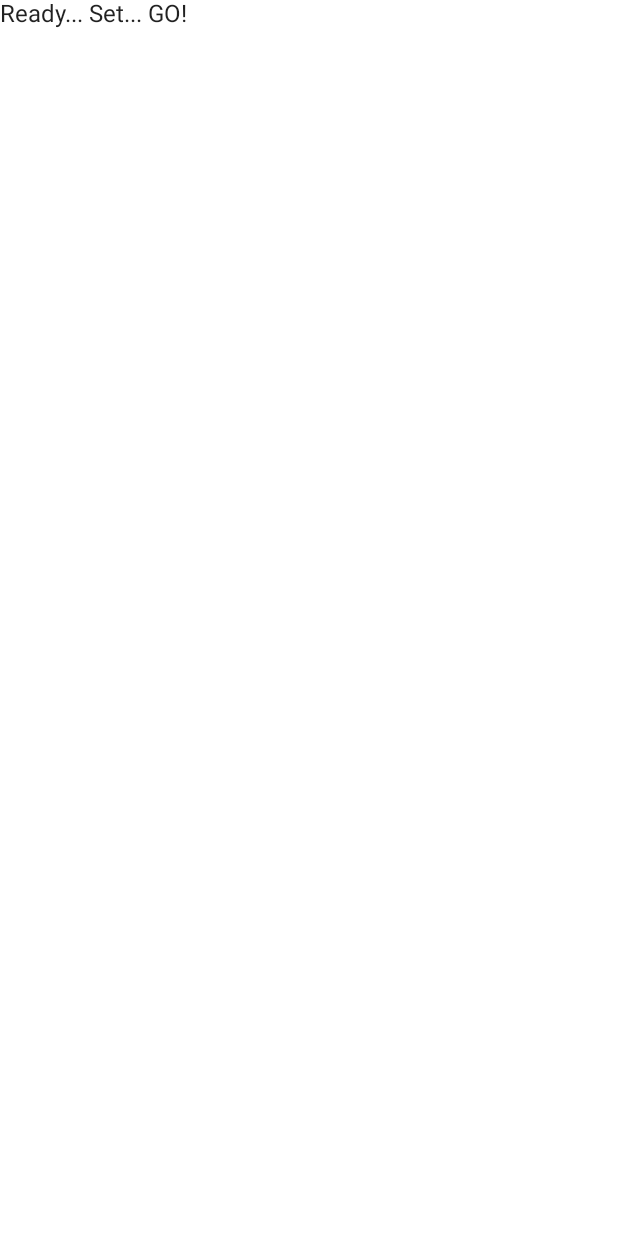
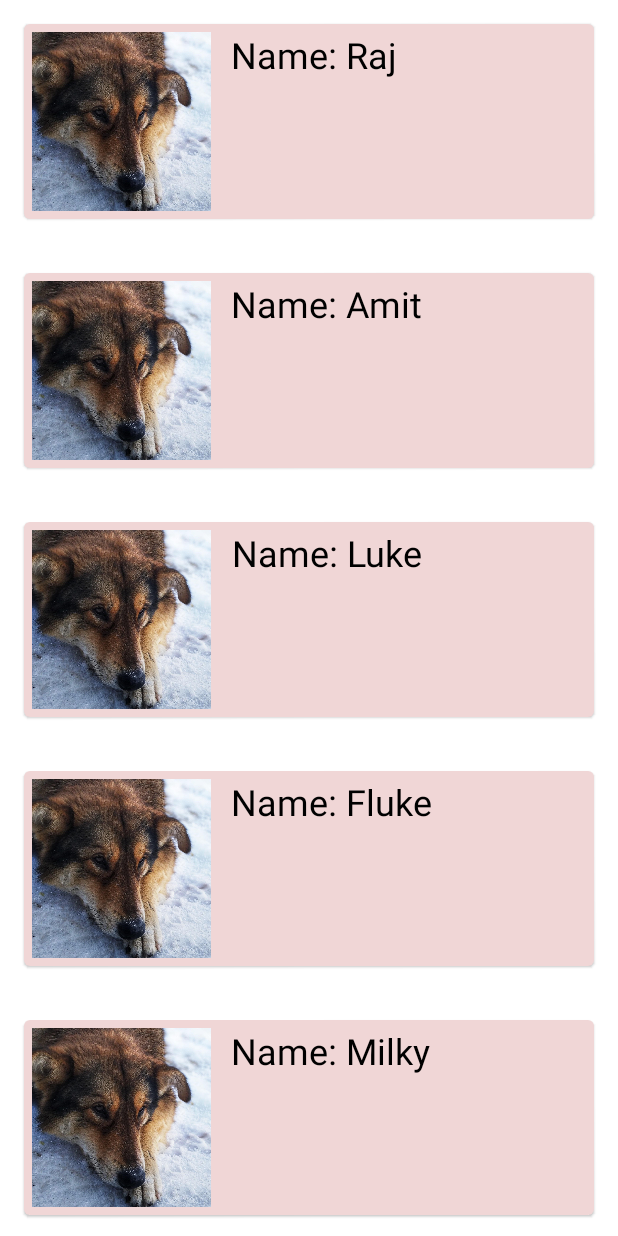
Before and after one commit to MrRobo24/ComposeWeekOne, an Android app built with Jetpack Compose: the screen it shows after launch (MainActivity), on a phone screen of 412 x 824 dp. Before the commit the screen is almost empty. Run offline under Robolectric (Android 15) with nearby library versions, the phone set to English and light mode, and no system bars.

Commit message:
task update

```diff
--- a/app/build.gradle
+++ b/app/build.gradle
@@ -78,4 +78,5 @@ dependencies {
 
     androidTestImplementation 'androidx.test.ext:junit:1.1.2'
     androidTestImplementation "androidx.compose.ui:ui-test-junit4:$compose_version"
+
 }
--- a/app/src/main/AndroidManifest.xml
+++ b/app/src/main/AndroidManifest.xml
@@ -29,6 +29,12 @@
                 <category android:name="android.intent.category.LAUNCHER" />
             </intent-filter>
         </activity>
+
+        <activity
+            android:name="com.example.androiddevchallenge.PuppyDesc"
+            android:label="@string/app_name"
+            android:theme="@style/Theme.AndroidDevChallenge.NoActionBar">
+        </activity>
     </application>
 
 </manifest>
--- /dev/null
+++ b/app/src/main/java/com/example/androiddevchallenge/Data.kt
@@ -0,0 +1,20 @@
+package com.example.androiddevchallenge
+
+class Data {
+
+    companion object {
+        var curr: PuppyModel? = null
+    }
+
+    fun populateData(): ArrayList<PuppyModel> {
+        val puppies = arrayListOf<PuppyModel>()
+        puppies.add(PuppyModel("Raj", "Brown Dog", "Brown", 4))
+        puppies.add(PuppyModel("Amit", "Black Dog", "Black", 2))
+        puppies.add(PuppyModel("Luke", "Lucky Dog", "Grey", 5))
+        puppies.add(PuppyModel("Fluke", "Black Dog", "Black", 2))
+        puppies.add(PuppyModel("Milky", "Grey Dog", "Grey", 2))
+        puppies.add(PuppyModel("Snowy", "White Dog", "White", 6))
+
+        return puppies
+    }
+}
--- a/app/src/main/java/com/example/androiddevchallenge/MainActivity.kt
+++ b/app/src/main/java/com/example/androiddevchallenge/MainActivity.kt
@@ -15,47 +15,165 @@
  */
 package com.example.androiddevchallenge
 
+import android.content.Intent
 import android.os.Bundle
 import androidx.activity.compose.setContent
 import androidx.appcompat.app.AppCompatActivity
-import androidx.compose.material.MaterialTheme
-import androidx.compose.material.Surface
+import androidx.compose.foundation.Image
+import androidx.compose.foundation.clickable
+import androidx.compose.foundation.layout.*
+import androidx.compose.foundation.lazy.LazyColumn
+import androidx.compose.foundation.lazy.items
+import androidx.compose.foundation.shape.RoundedCornerShape
+import androidx.compose.material.Card
 import androidx.compose.material.Text
 import androidx.compose.runtime.Composable
+import androidx.compose.ui.Alignment
+import androidx.compose.ui.Modifier
+import androidx.compose.ui.graphics.Color
+import androidx.compose.ui.layout.ContentScale
+import androidx.compose.ui.res.painterResource
+import androidx.compose.ui.text.TextStyle
+import androidx.compose.ui.text.style.TextAlign
 import androidx.compose.ui.tooling.preview.Preview
+import androidx.compose.ui.unit.dp
+import androidx.compose.ui.unit.sp
 import com.example.androiddevchallenge.ui.theme.MyTheme
 
+
 class MainActivity : AppCompatActivity() {
+
+
     override fun onCreate(savedInstanceState: Bundle?) {
         super.onCreate(savedInstanceState)
+        val puppies = Data().populateData()
         setContent {
             MyTheme {
-                MyApp()
-            }
+                MyApp(puppies = puppies)
             }
         }
     }
 
+
     // Start building your app here!
     @Composable
-fun MyApp() {
-    Surface(color = MaterialTheme.colors.background) {
-        Text(text = "Ready... Set... GO!")
+    fun MyApp(
+        modifier: Modifier = Modifier,
+        puppies: ArrayList<PuppyModel>
+    ) {
+
+        LazyColumn(
+            verticalArrangement = Arrangement.spacedBy(4.dp),
+            modifier = Modifier.fillMaxWidth()
+        ) {
+
+
+            items(puppies) { puppy ->
+                PuppyRow(puppy)
+
             }
         }
+    }
+
+    @Composable
+    fun PuppyRow(
+        puppy: PuppyModel
+    ) {
+
+
+        Card(
+            shape = RoundedCornerShape(4.dp),
+            backgroundColor = Color(0xFFF0D6D6),
+            modifier = Modifier
+                .fillMaxWidth()
+                .padding(16.dp)
+                .clickable(onClick = {
+                    val intent = Intent(this@MainActivity, PuppyDesc::class.java)
+                    Data.curr = puppy
+                    startActivity(intent)
+                })
+        ) {
+            Row {
+
+                Image(
+                    painter = painterResource(R.drawable.dogimg),
+                    contentDescription = "dog image",
+                    modifier = Modifier
+                        .height(130.dp)
+                        .width(130.dp)
+                        .padding(5.dp),
+                    contentScale = ContentScale.Crop,
+                )
+
+                Text(
+                    text = "Name: ${puppy.name}",
+                    modifier = Modifier.padding(8.dp),
+                    style = TextStyle(
+                        fontSize = 24.sp, color = Color.Black
+                    ),
+                    textAlign = TextAlign.Center
+                )
+
+            }
+        }
+
+    }
+
+
+    @Composable
+    fun MyDescription(puppy: PuppyModel) {
+        Card(
+            shape = RoundedCornerShape(4.dp),
+            backgroundColor = Color(0xFFF0D6D6),
+            modifier = Modifier
+                .fillMaxWidth()
+                .padding(16.dp)
+        ) {
+            Column {
+
+                Image(
+                    painter = painterResource(R.drawable.dogimg),
+                    contentDescription = "dog image",
+                    modifier = Modifier
+                        .height(130.dp)
+                        .width(130.dp)
+                        .padding(5.dp),
+                    contentScale = ContentScale.Crop,
+                    alignment = Alignment.TopCenter
+                )
+
+                Row {
+                    Text(
+                        text = "Name: ${puppy.name}",
+                        modifier = Modifier.padding(8.dp),
+                        style = TextStyle(
+                            fontSize = 24.sp, color = Color.Black
+                        ),
+                        textAlign = TextAlign.Center
+                    )
+                }
+
+
+            }
+        }
+    }
+
 
     @Preview("Light Theme", widthDp = 360, heightDp = 640)
     @Composable
     fun LightPreview() {
+        val puppies = Data().populateData()
         MyTheme {
-        MyApp()
+            MyApp(puppies = puppies)
         }
     }
 
     @Preview("Dark Theme", widthDp = 360, heightDp = 640)
     @Composable
     fun DarkPreview() {
+        val puppies = Data().populateData()
         MyTheme(darkTheme = true) {
-        MyApp()
+            MyApp(puppies = puppies)
         }
     }
+}
--- /dev/null
+++ b/app/src/main/java/com/example/androiddevchallenge/PuppyModel.kt
@@ -0,0 +1,8 @@
+package com.example.androiddevchallenge
+
+data class PuppyModel(
+    val name: String,
+    val breed: String,
+    val color: String,
+    val age: Int
+)
```
Also changed, not shown: app/src/main/java/com/example/androiddevchallenge/PuppyDesc.kt (added, +112 -0 lines), app/src/main/res/drawable/dogimg.jpeg (added), 4 other files. Lines whose indentation alone changed are shown as unchanged.
